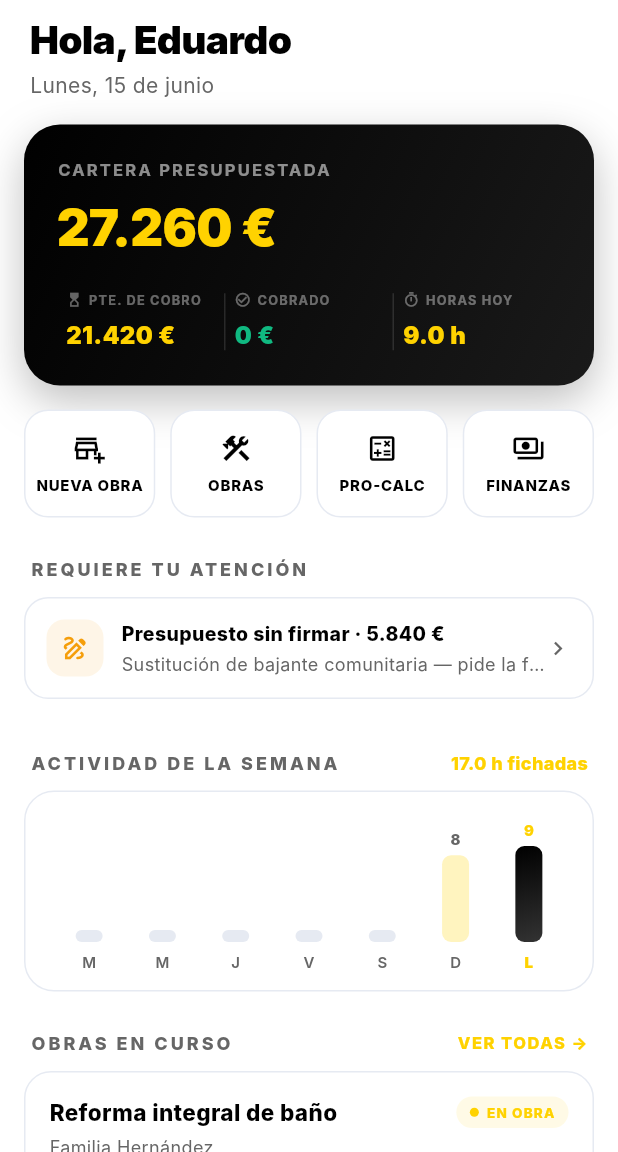
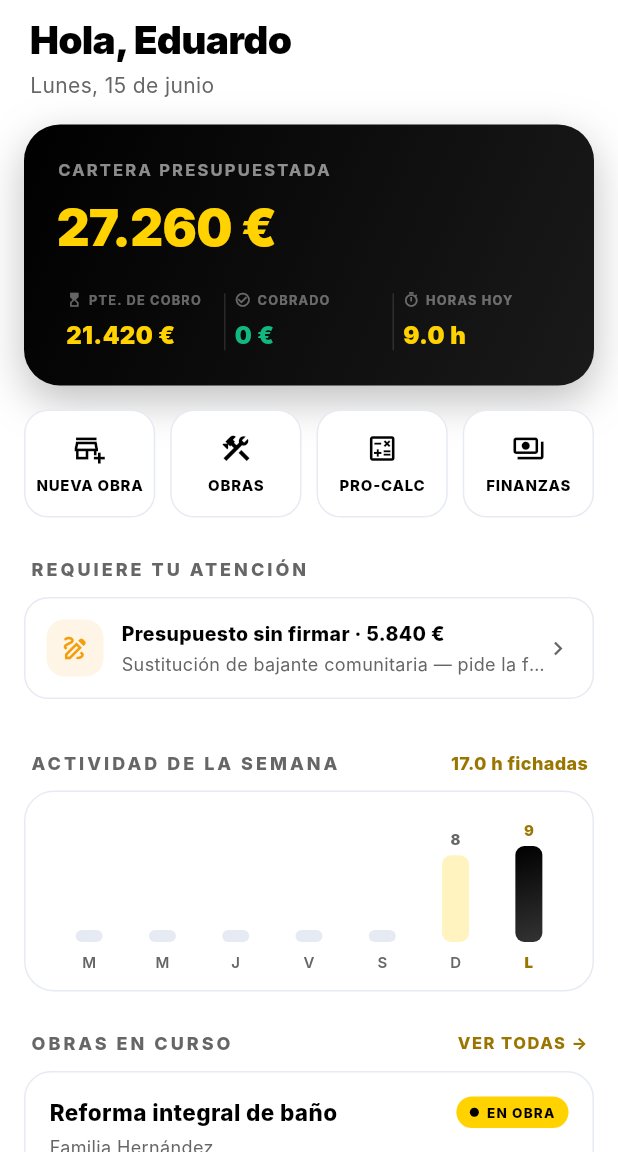
Before and after one commit to eduardovt99-code/Nexussolutions, a Flutter app: the DashboardScreen screen opened directly, on a phone screen of 412 x 824 dp, the part 84-1236 px from its top. Run offline on Flutter 3.47's test engine with Material 3 defaults, Android fonts, the phone set to English and light mode, and no system bars; our stand-ins replace shared_preferences; accounts and stored records are empty; Roboto replaces fonts that are missing (Inter).

Commit message:
Mejorar legibilidad del amarillo en el dashboard sin perder la identidad visual.
Usa dorado oscuro para texto sobre blanco y badges EN OBRA con fondo amarillo y texto negro.

Co-authored-by: Cursor <cursoragent@cursor.com>

```diff
--- a/lib/screens/dashboard_screen.dart
+++ b/lib/screens/dashboard_screen.dart
@@ -457,7 +457,7 @@ class _DashboardScreenState extends State<DashboardScreen> {
               ),
               Text(
                 '${weekTotal.toStringAsFixed(1)} h fichadas',
-                style: const TextStyle(color: AppTheme.deepCyan, fontSize: 12, fontWeight: FontWeight.w800),
+                style: const TextStyle(color: AppTheme.brandYellowDark, fontSize: 12, fontWeight: FontWeight.w800),
               ),
             ],
           ),
@@ -490,7 +490,7 @@ class _DashboardScreenState extends State<DashboardScreen> {
                         child: Text(
                           hours.toStringAsFixed(0),
                           style: TextStyle(
-                            color: isToday ? AppTheme.deepCyan : AppTheme.textSecondary,
+                            color: isToday ? AppTheme.brandYellowDark : AppTheme.textSecondary,
                             fontSize: 10,
                             fontWeight: FontWeight.w800,
                           ),
@@ -509,7 +509,7 @@ class _DashboardScreenState extends State<DashboardScreen> {
                     Text(
                       dayLabel,
                       style: TextStyle(
-                        color: isToday ? AppTheme.deepCyan : AppTheme.textSecondary,
+                        color: isToday ? AppTheme.brandYellowDark : AppTheme.textSecondary,
                         fontSize: 10,
                         fontWeight: isToday ? FontWeight.w900 : FontWeight.w600,
                       ),
@@ -545,7 +545,7 @@ class _DashboardScreenState extends State<DashboardScreen> {
                 onTap: () => widget.onNavigateTab?.call(1),
                 child: const Text(
                   'VER TODAS →',
-                  style: TextStyle(color: AppTheme.deepCyan, fontSize: 11, fontWeight: FontWeight.w800, letterSpacing: 1),
+                  style: TextStyle(color: AppTheme.brandYellowDark, fontSize: 11, fontWeight: FontWeight.w800, letterSpacing: 1),
                 ),
               ),
             ],
@@ -631,7 +631,9 @@ class _DashboardScreenState extends State<DashboardScreen> {
                   Container(
                     padding: const EdgeInsets.symmetric(horizontal: 9, vertical: 4),
                     decoration: BoxDecoration(
-                      color: statusColor.withValues(alpha: 0.10),
+                      color: site.status == 'active'
+                          ? AppTheme.brandYellow
+                          : statusColor.withValues(alpha: 0.10),
                       borderRadius: BorderRadius.circular(20),
                     ),
                     child: Row(
@@ -640,12 +642,20 @@ class _DashboardScreenState extends State<DashboardScreen> {
                         Container(
                           width: 6,
                           height: 6,
-                          decoration: BoxDecoration(color: statusColor, shape: BoxShape.circle),
+                          decoration: BoxDecoration(
+                            color: site.status == 'active' ? AppTheme.brandBlack : statusColor,
+                            shape: BoxShape.circle,
+                          ),
                         ),
                         const SizedBox(width: 5),
                         Text(
                           statusLabel,
-                          style: TextStyle(color: statusColor, fontSize: 9, fontWeight: FontWeight.w800, letterSpacing: 0.8),
+                          style: TextStyle(
+                            color: site.status == 'active' ? AppTheme.brandBlack : statusColor,
+                            fontSize: 9,
+                            fontWeight: FontWeight.w800,
+                            letterSpacing: 0.8,
+                          ),
                         ),
                       ],
                     ),
@@ -662,11 +672,23 @@ class _DashboardScreenState extends State<DashboardScreen> {
               const SizedBox(height: 12),
               Row(
                 children: [
-                  const Icon(Icons.verified_outlined, size: 14, color: AppTheme.deepCyan),
-                  const SizedBox(width: 4),
-                  Text(
-                    'Firmado: ${_currency.format(signed)}',
-                    style: const TextStyle(color: AppTheme.textPrimary, fontSize: 12, fontWeight: FontWeight.w700),
+                  Container(
+                    padding: const EdgeInsets.symmetric(horizontal: 8, vertical: 4),
+                    decoration: BoxDecoration(
+                      color: AppTheme.brandYellowMuted,
+                      borderRadius: BorderRadius.circular(8),
+                    ),
+                    child: Row(
+                      mainAxisSize: MainAxisSize.min,
+                      children: [
+                        const Icon(Icons.verified_outlined, size: 14, color: AppTheme.brandYellowDark),
+                        const SizedBox(width: 4),
+                        Text(
+                          'Firmado: ${_currency.format(signed)}',
+                          style: const TextStyle(color: AppTheme.brandYellowDark, fontSize: 12, fontWeight: FontWeight.w700),
+                        ),
+                      ],
+                    ),
                   ),
                   const SizedBox(width: 16),
                   const Icon(Icons.timer_outlined, size: 14, color: AppTheme.textSecondary),
@@ -685,7 +707,7 @@ class _DashboardScreenState extends State<DashboardScreen> {
                   IconButton(
                     visualDensity: VisualDensity.compact,
                     tooltip: 'Actualizar obra',
-                    icon: const Icon(Icons.edit_note, size: 20, color: AppTheme.deepCyan),
+                    icon: const Icon(Icons.edit_note, size: 20, color: AppTheme.brandYellowDark),
                     onPressed: () => _showUpdateWorksiteModal(site),
                   ),
                 ],
--- a/lib/theme/app_theme.dart
+++ b/lib/theme/app_theme.dart
@@ -7,6 +7,10 @@ class AppTheme {
   static const Color brandYellow = Color(0xFFFFD200);
   static const Color brandBlack = Color(0xFF000000);
   static const Color brandYellowLight = Color(0xFFFFE566);
+  /// Dorado oscuro legible sobre fondo blanco (texto, enlaces, iconos).
+  static const Color brandYellowDark = Color(0xFF9A7500);
+  /// Fondo suave para chips y badges amarillos.
+  static const Color brandYellowMuted = Color(0xFFFFF3C4);
 
   // ── Base ──
   static const Color pureWhite = Color(0xFFFFFFFF);
```
